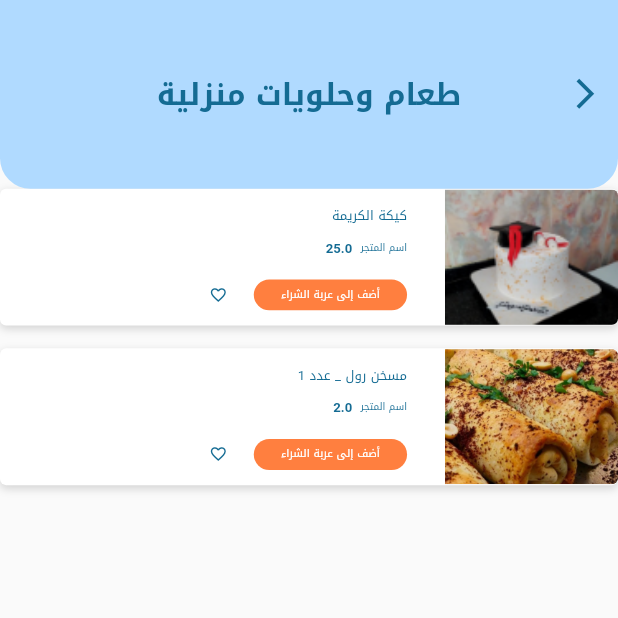
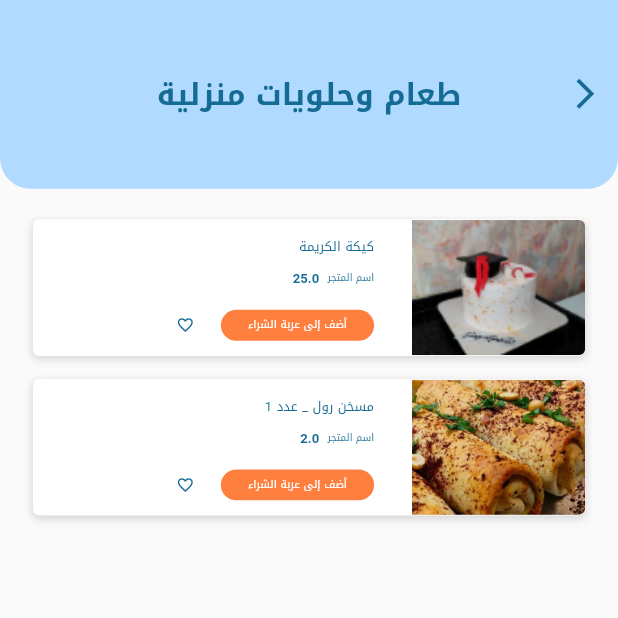
Before and after one commit to asmaa23azmi/cornorshop, a Flutter app: the FoodScreen screen opened directly, on a phone screen of 412 x 824 dp, the top half of it. Run offline on Flutter 3.47's test engine with Material 2 defaults, Android fonts, the phone set to English and light mode, and no system bars; our stand-ins replace flutter_screenutil, flutter_svg; generated files the repository leaves out were written again; project files that could hold a hidden picture were left out.

Commit message:
update_02

```diff
--- a/lib/Models/product_model.dart
+++ b/lib/Models/product_model.dart
@@ -7,6 +7,7 @@ class ProductModel{
   late String productCategoryType;
   late List<String> productImg;
   late String vendorName;
+
   ProductModel({
    required this.productId,
    required this.productName,
--- a/lib/Screens/Bnb_Screens/cart_page.dart
+++ b/lib/Screens/Bnb_Screens/cart_page.dart
@@ -1,11 +1,10 @@
-import 'package:cornorshop/Widgets/my_button.dart';
 import 'package:flutter/material.dart';
 import 'package:flutter_gen/gen_l10n/app_localizations.dart';
 import 'package:flutter_screenutil/flutter_screenutil.dart';
 
-import '../../Const/colors.dart';
+
 import '../../Const/texts.dart';
-import '../../Models/product_model.dart';
+
 class ShoppingCartPage extends StatefulWidget {
   const ShoppingCartPage({super.key});
 
--- a/lib/Screens/Bnb_Screens/category_page.dart
+++ b/lib/Screens/Bnb_Screens/category_page.dart
@@ -76,7 +76,8 @@ class _CategoryPageState extends State<CategoryPage> with NavigatorHelper{
                      return InkWell(
                        splashColor: Colors.transparent,
                        highlightColor: Colors.transparent,
-                       onTap: (){},
+                       onTap: (){
+                       },
                        child: Row(
                          children: [
                            Container(
--- a/lib/Screens/Category_item_Screens/food_screen.dart
+++ b/lib/Screens/Category_item_Screens/food_screen.dart
@@ -54,12 +54,14 @@ class _FoodScreenState extends State<FoodScreen> {
         title: Text(AppLocalizations.of(context)!.homeFood, style: textAppBarStyle,),
       ),
       body: SafeArea(
+        child: Padding(
+          padding:  EdgeInsetsDirectional.symmetric(horizontal: 20.w, vertical: 20.h),
           child: Expanded(
             child: ListView.separated(
               physics: const BouncingScrollPhysics(),
               padding: EdgeInsetsDirectional.zero,
               shrinkWrap: true,
-            itemCount: 2,
+              itemCount:  product.length,
               itemBuilder: (context, index) {
                 return Container(
                   width: double.infinity,
@@ -123,7 +125,11 @@ class _FoodScreenState extends State<FoodScreen> {
                                   myHeight: 20.h, myWidth: 93.w, buttonColor: orangeColor, borderBouttonColor: Colors.transparent,
                                   onTap: (){},),
                                 SizedBox(width: 16.w,),
-                              InkWell(child: Icon(Icons.favorite_border_outlined, color: darkBlue, size: 11.w,),onTap: (){},),
+                                InkWell(
+                                  highlightColor: Colors.transparent,
+                                  splashColor: Colors.transparent,
+                                  child: Icon(Icons.favorite_border_outlined, color: darkBlue, size: 11.w,),
+                                  onTap: (){},),
                               ],),
                           ],
                         ),
@@ -135,6 +141,7 @@ class _FoodScreenState extends State<FoodScreen> {
               separatorBuilder: (context, index) => SizedBox(height: 15.h,),
             ),),
         ),
+      ),
     );
   }
 }
```
Lines whose indentation alone changed are shown as unchanged.
